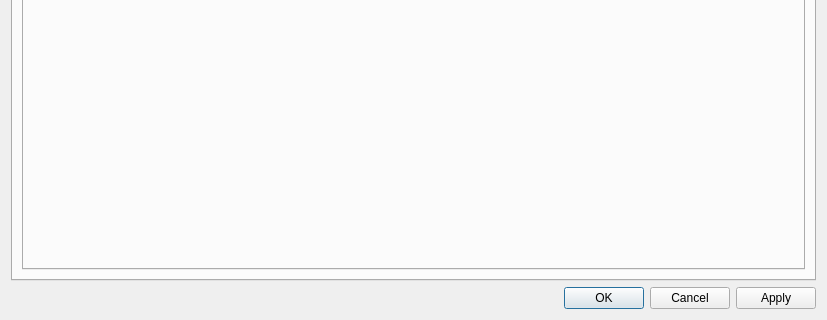
First picture: the form in SandboxiePlus/SandMan/Forms/OptionsWindow.ui, repository sandboxie-plus/Sandboxie, before the edit; both pictures show x 0 to 827 and y 328 to 648 of the 827 by 648 pixel window.
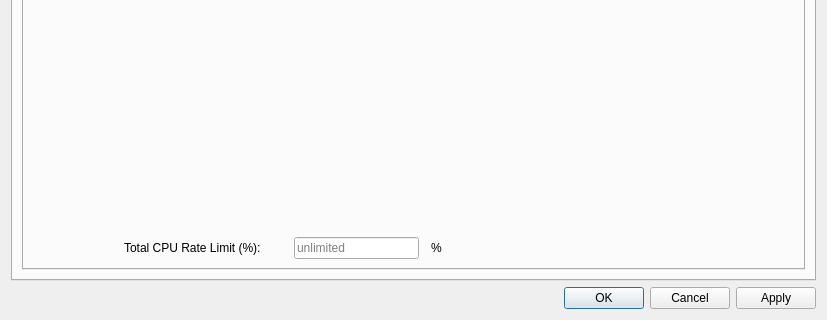
Second picture: the form after the edit. The open tabs and pages were chosen to show the change.

What changed in the file:
```diff
--- a/SandboxiePlus/SandMan/Forms/OptionsWindow.ui
+++ b/SandboxiePlus/SandMan/Forms/OptionsWindow.ui
@@ -1829,6 +1829,39 @@
                  </property>
                 </widget>
                </item>
+               <item row="8" column="1" colspan="2">
+                <widget class="QLabel" name="label_cpu_limit">
+                 <property name="text">
+                  <string>Total CPU Rate Limit (%):</string>
+                 </property>
+                 <property name="buddy">
+                  <cstring>txtCpuRateLimit</cstring>
+                 </property>
+                </widget>
+               </item>
+               <item row="8" column="3">
+                <widget class="QLineEdit" name="txtCpuRateLimit">
+                 <property name="maximumSize">
+                  <size>
+                   <width>125</width>
+                   <height>16777215</height>
+                  </size>
+                 </property>
+                 <property name="toolTip">
+                  <string>Leave it blank to disable the setting (1-100)</string>
+                 </property>
+                 <property name="placeholderText">
+                  <string>unlimited</string>
+                 </property>
+                </widget>
+               </item>
+               <item row="8" column="5">
+                <widget class="QLabel" name="lblCpuRateLimit">
+                 <property name="text">
+                  <string>%</string>
+                 </property>
+                </widget>
+               </item>
                <item row="2" column="2" colspan="4">
                 <widget class="QCheckBox" name="chkNestedJobs">
                  <property name="text">
```
